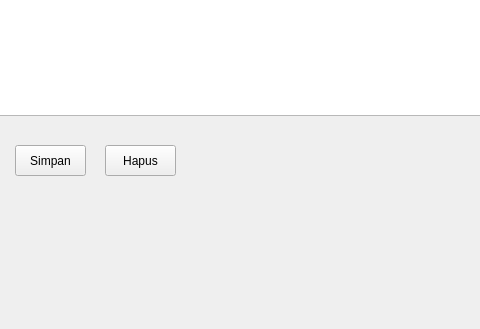
Qt form formKeuangan.ui (MuhammadDzakiAkmalluddin/provisual_2310010603) before a commit; both pictures show x 95 to 575 and y 275 to 604 of the 810 by 604 pixel window.
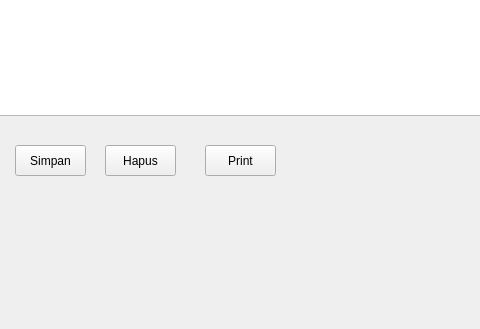
The same form after that commit.

Patch:
```diff
--- a/formKeuangan.ui
+++ b/formKeuangan.ui
@@ -170,6 +170,19 @@
     </rect>
    </property>
   </widget>
+  <widget class="QPushButton" name="btnPrint">
+   <property name="geometry">
+    <rect>
+     <x>300</x>
+     <y>420</y>
+     <width>71</width>
+     <height>31</height>
+    </rect>
+   </property>
+   <property name="text">
+    <string>Print</string>
+   </property>
+  </widget>
  </widget>
  <resources/>
  <connections/>
```
